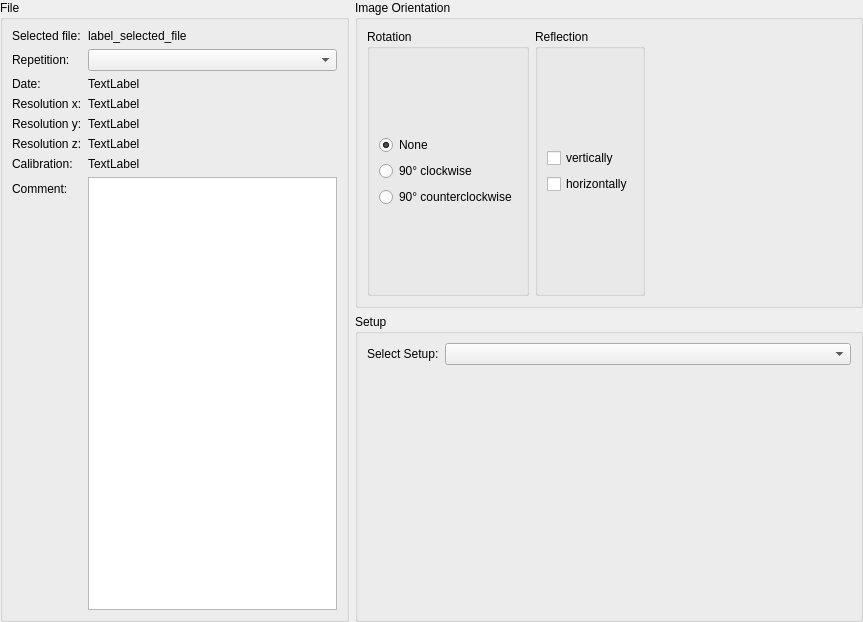
Qt form bmicro/gui/data/data_view.ui (BrillouinMicroscopy/BMicro) before a commit.
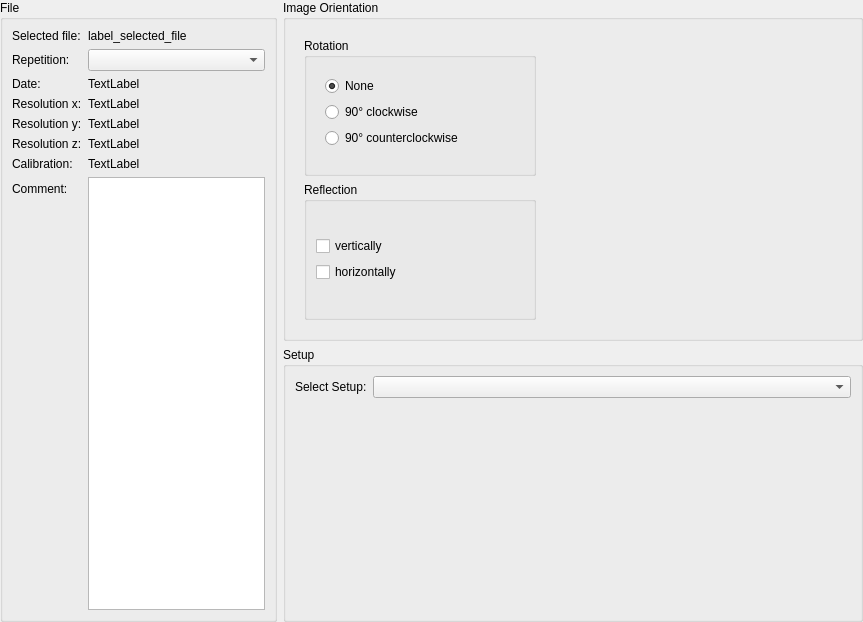
The same form after that commit.

Commit message: UI tweaks on data tab

What changed in the file:
```diff
--- a/bmicro/gui/data/data_view.ui
+++ b/bmicro/gui/data/data_view.ui
@@ -168,6 +168,15 @@
           <string>Image Orientation</string>
          </property>
          <layout class="QHBoxLayout" name="horizontalLayout_3">
+          <item alignment="Qt::AlignTop">
+           <widget class="QWidget" name="widget_3" native="true">
+            <property name="minimumSize">
+             <size>
+              <width>250</width>
+              <height>300</height>
+             </size>
+            </property>
+            <layout class="QVBoxLayout" name="verticalLayout_7">
           <item>
            <widget class="QGroupBox" name="groupBox_5">
             <property name="title">
@@ -176,6 +185,9 @@
             <layout class="QVBoxLayout" name="verticalLayout_5">
              <item>
               <layout class="QVBoxLayout" name="verticalLayout_2">
+                  <item alignment="Qt::AlignTop">
+                   <widget class="QWidget" name="widget" native="true">
+                    <layout class="QVBoxLayout" name="verticalLayout_6">
                <item>
                 <widget class="QRadioButton" name="radio_rotation_none">
                  <property name="text">
@@ -201,6 +213,9 @@
                 </widget>
                </item>
               </layout>
+                   </widget>
+                  </item>
+                 </layout>
              </item>
             </layout>
            </widget>
@@ -232,12 +247,15 @@
             </layout>
            </widget>
           </item>
+            </layout>
+           </widget>
+          </item>
           <item>
            <widget class="QWidget" name="image_preview_widget" native="true">
             <property name="minimumSize">
              <size>
-              <width>200</width>
-              <height>200</height>
+              <width>300</width>
+              <height>300</height>
              </size>
             </property>
            </widget>
```
Lines whose indentation alone changed are shown as unchanged.
